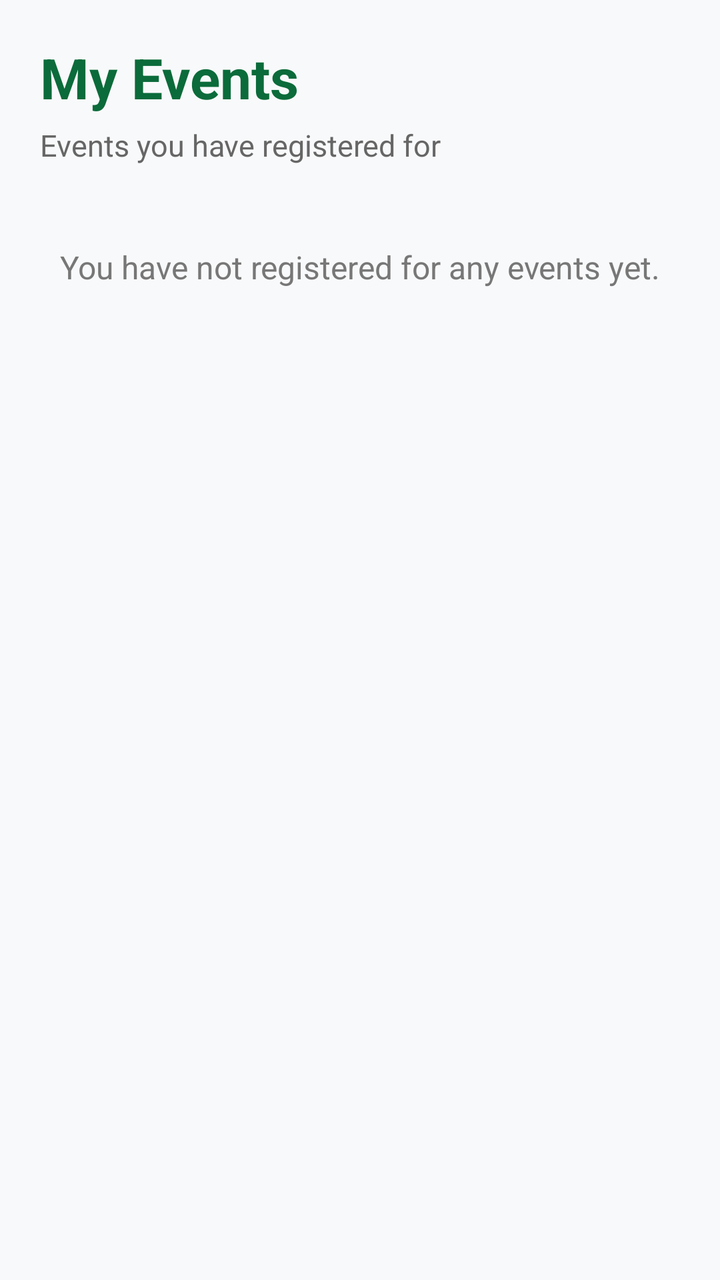
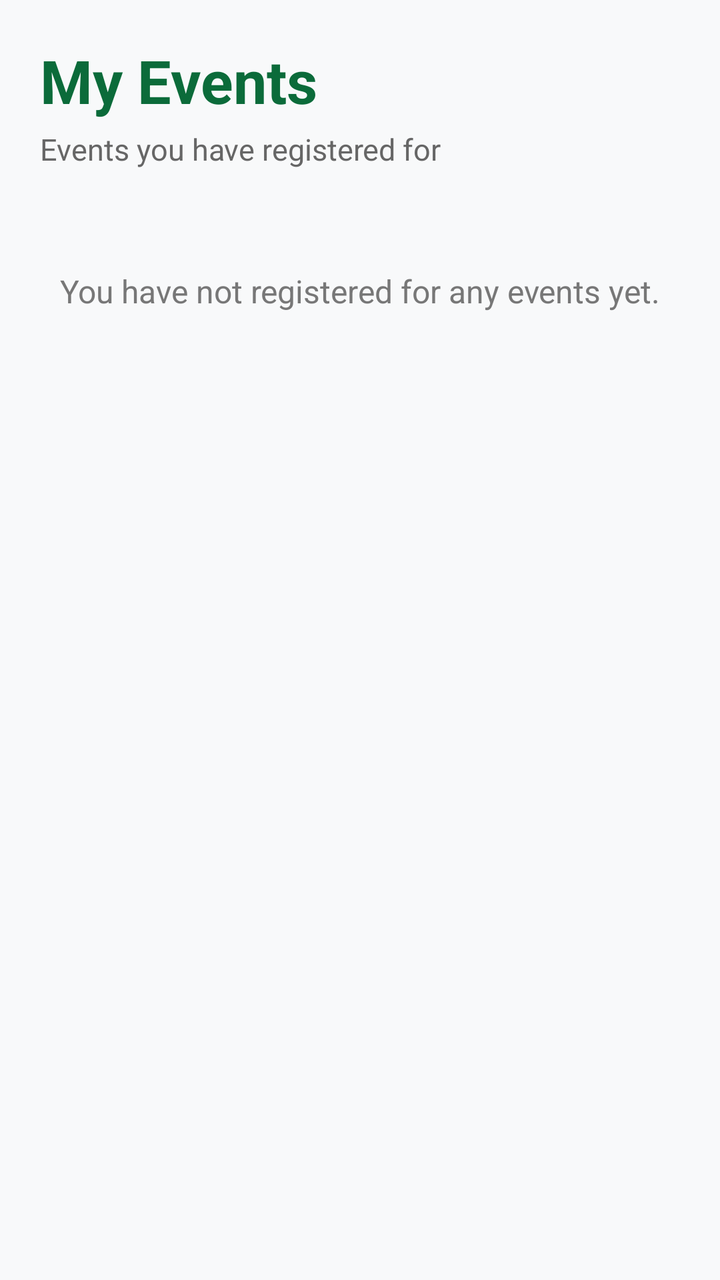

The first picture is an Android layout as it rendered before a commit; the second is the same layout after the commit. The layout source and the unified diff follow.
<!-- AndroidManifest.xml: application theme Theme.Taqreeb -->
<!-- res/layout/fragment_my_events.xml -->
<?xml version="1.0" encoding="utf-8"?>
<ScrollView
    xmlns:android="http://schemas.android.com/apk/res/android"
    android:layout_width="match_parent"
    android:layout_height="match_parent"
    android:background="#F8F9FA">

    <LinearLayout
        android:layout_width="match_parent"
        android:layout_height="wrap_content"
        android:orientation="vertical"
        android:padding="20dp">

        

        <TextView
            android:layout_width="wrap_content"
            android:layout_height="wrap_content"
            android:text="My Events"
            android:textSize="28sp"
            android:textStyle="bold"
            android:textColor="#0B6B3A" />

        <TextView
            android:layout_width="wrap_content"
            android:layout_height="wrap_content"
            android:layout_marginTop="5dp"
            android:text="Events you have registered for"
            android:textSize="15sp"
            android:textColor="#666666" />


        

        <androidx.cardview.widget.CardView
            android:id="@+id/eventCard"
            android:layout_width="match_parent"
            android:layout_height="wrap_content"
            android:layout_marginTop="25dp"
            android:visibility="gone"
            app:cardCornerRadius="15dp"
            app:cardElevation="4dp"
            xmlns:app="http://schemas.android.com/apk/res-auto">

            <LinearLayout
                android:layout_width="match_parent"
                android:layout_height="wrap_content"
                android:orientation="vertical"
                android:padding="20dp">

                <TextView
                    android:id="@+id/txtMyEventName"
                    android:layout_width="match_parent"
                    android:layout_height="wrap_content"
                    android:text="Event Name"
                    android:textSize="21sp"
                    android:textStyle="bold"
                    android:textColor="#222222" />

                <TextView
                    android:id="@+id/txtMyEventDate"
                    android:layout_width="match_parent"
                    android:layout_height="wrap_content"
                    android:layout_marginTop="12dp"
                    android:text="Date"
                    android:textSize="15sp"
                    android:textColor="#555555" />

                <TextView
                    android:id="@+id/txtMyEventLocation"
                    android:layout_width="match_parent"
                    android:layout_height="wrap_content"
                    android:layout_marginTop="6dp"
                    android:text="Location"
                    android:textSize="15sp"
                    android:textColor="#555555" />

                <TextView
                    android:layout_width="wrap_content"
                    android:layout_height="wrap_content"
                    android:layout_marginTop="10dp"
                    android:text="✓ Registered"
                    android:textSize="14sp"
                    android:textStyle="bold"
                    android:textColor="#0B6B3A" />

                <Button
                    android:id="@+id/btnCancelEvent"
                    android:layout_width="match_parent"
                    android:layout_height="wrap_content"
                    android:layout_marginTop="15dp"
                    android:text="CANCEL REGISTRATION" />

            </LinearLayout>

        </androidx.cardview.widget.CardView>


        

        <TextView
            android:id="@+id/txtNoEvents"
            android:layout_width="match_parent"
            android:layout_height="wrap_content"
            android:layout_marginTop="40dp"
            android:gravity="center"
            android:text="You have not registered for any events yet."
            android:textSize="16sp"
            android:textColor="#777777" />

    </LinearLayout>

</ScrollView>
<!-- resources referenced by this layout -->
<resources>
  <style name="Theme.Taqreeb" parent="Base.Theme.Taqreeb" />
  <style name="Base.Theme.Taqreeb" parent="Theme.Material3.DayNight.NoActionBar">
          
          
      </style>
</resources>

<!-- the commit's change to res/layout/fragment_my_events.xml (unified diff, before → after) -->
@@ -1,6 +1,7 @@
 <?xml version="1.0" encoding="utf-8"?>
 <ScrollView
     xmlns:android="http://schemas.android.com/apk/res/android"
+    xmlns:app="http://schemas.android.com/apk/res-auto"
     android:layout_width="match_parent"
     android:layout_height="match_parent"
     android:background="#F8F9FA">
@@ -17,17 +18,17 @@
             android:layout_width="wrap_content"
             android:layout_height="wrap_content"
             android:text="My Events"
-            android:textSize="28sp"
+            android:textSize="30sp"
             android:textStyle="bold"
             android:textColor="#0B6B3A" />
 
         <TextView
             android:layout_width="wrap_content"
             android:layout_height="wrap_content"
-            android:layout_marginTop="5dp"
             android:text="Events you have registered for"
             android:textSize="15sp"
-            android:textColor="#666666" />
+            android:textColor="#666666"
+            android:layout_marginTop="4dp" />
 
 
         
@@ -36,11 +37,10 @@
             android:id="@+id/eventCard"
             android:layout_width="match_parent"
             android:layout_height="wrap_content"
-            android:layout_marginTop="25dp"
+            android:layout_marginTop="28dp"
             android:visibility="gone"
-            app:cardCornerRadius="15dp"
-            app:cardElevation="4dp"
-            xmlns:app="http://schemas.android.com/apk/res-auto">
+            app:cardCornerRadius="18dp"
+            app:cardElevation="5dp">
 
             <LinearLayout
                 android:layout_width="match_parent"
@@ -48,48 +48,59 @@
                 android:orientation="vertical"
                 android:padding="20dp">
 
+                
+
                 <TextView
                     android:id="@+id/txtMyEventName"
                     android:layout_width="match_parent"
                     android:layout_height="wrap_content"
                     android:text="Event Name"
-                    android:textSize="21sp"
+                    android:textSize="22sp"
                     android:textStyle="bold"
                     android:textColor="#222222" />
+
+                
 
                 <TextView
                     android:id="@+id/txtMyEventDate"
                     android:layout_width="match_parent"
                     android:layout_height="wrap_content"
-                    android:layout_marginTop="12dp"
-                    android:text="Date"
+                    android:layout_marginTop="14dp"
+                    android:text="📅 Date"
                     android:textSize="15sp"
                     android:textColor="#555555" />
+
+                
 
                 <TextView
                     android:id="@+id/txtMyEventLocation"
                     android:layout_width="match_parent"
                     android:layout_height="wrap_content"
-                    android:layout_marginTop="6dp"
-                    android:text="Location"
+                    android:layout_marginTop="7dp"
+                    android:text="📍 Location"
                     android:textSize="15sp"
                     android:textColor="#555555" />
+
+                
 
                 <TextView
                     android:layout_width="wrap_content"
                     android:layout_height="wrap_content"
-                    android:layout_marginTop="10dp"
+                    android:layout_marginTop="14dp"
                     android:text="✓ Registered"
-                    android:textSize="14sp"
+                    android:textSize="15sp"
                     android:textStyle="bold"
                     android:textColor="#0B6B3A" />
+
+                
 
                 <Button
                     android:id="@+id/btnCancelEvent"
                     android:layout_width="match_parent"
-                    android:layout_height="wrap_content"
-                    android:layout_marginTop="15dp"
-                    android:text="CANCEL REGISTRATION" />
+                    android:layout_height="50dp"
+                    android:layout_marginTop="18dp"
+                    android:text="CANCEL REGISTRATION"
+                    android:textStyle="bold" />
 
             </LinearLayout>
 
@@ -102,7 +113,7 @@
             android:id="@+id/txtNoEvents"
             android:layout_width="match_parent"
             android:layout_height="wrap_content"
-            android:layout_marginTop="40dp"
+            android:layout_marginTop="50dp"
             android:gravity="center"
             android:text="You have not registered for any events yet."
             android:textSize="16sp"
